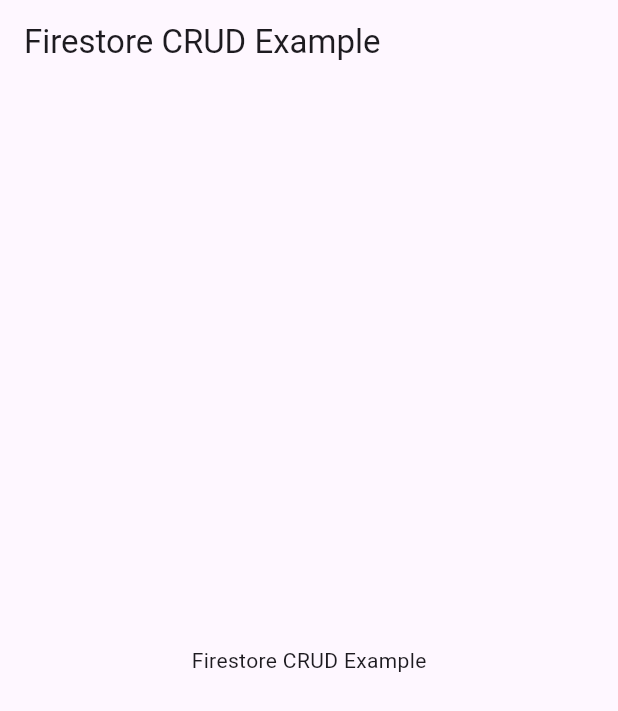
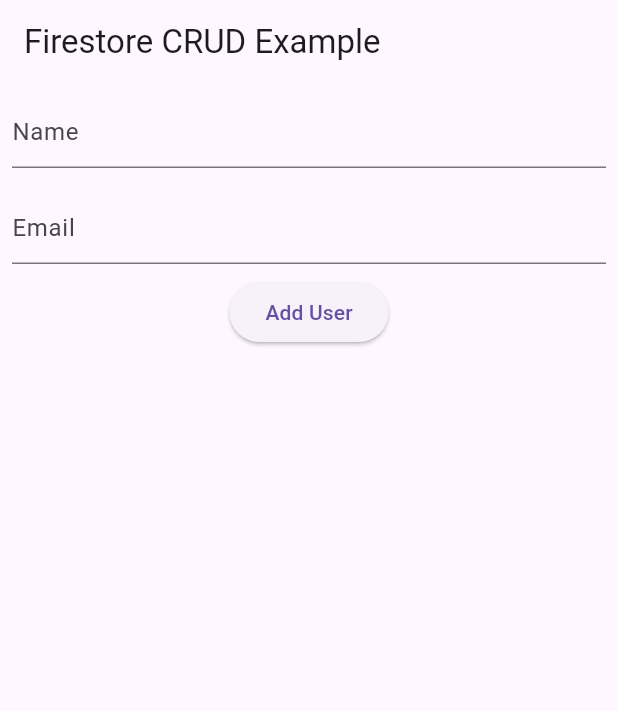
Before and after one commit to prabashwara65/Flutter-CRUD, a Flutter app: the screen it shows after launch, on a phone screen of 412 x 824 dp. Shown: the top 711 px of the screen. Run offline on Flutter 3.47's test engine with Material 3 defaults, Android fonts, the phone set to English and light mode, and no system bars; our stand-ins replace cloud_firestore, firebase_core; accounts and stored records are empty.

Commit message:
added logics

```diff
--- a/lib/main.dart
+++ b/lib/main.dart
@@ -1,12 +1,11 @@
 import 'package:flutter/material.dart';
 import 'package:firebase_core/firebase_core.dart';
-import 'firebase_options.dart'; // Import the firebase_options.dart
+import 'package:cloud_firestore/cloud_firestore.dart';
+import 'firebase_options.dart';
 
 void main() async {
   WidgetsFlutterBinding.ensureInitialized();
-  await Firebase.initializeApp(
-    options: DefaultFirebaseOptions.currentPlatform,
-  );
+  await Firebase.initializeApp(options: DefaultFirebaseOptions.currentPlatform);
   runApp(MyApp());
 }
 
@@ -14,12 +13,94 @@ class MyApp extends StatelessWidget {
   @override
   Widget build(BuildContext context) {
     return MaterialApp(
-      home: Scaffold(
-        appBar: AppBar(
-          title: Text('Firestore CRUD Example'),
-        ),
-        body: Center(child: Text('Firestore CRUD Example')),
+      home: FirestoreCRUDPage(),
+    );
+  }
+}
+
+class FirestoreCRUDPage extends StatelessWidget {
+  final TextEditingController nameController = TextEditingController();
+  final TextEditingController emailController = TextEditingController();
+
+  @override
+  Widget build(BuildContext context) {
+    return Scaffold(
+      appBar: AppBar(title: Text("Firestore CRUD Example")),
+      body: Column(
+        children: [
+          Padding(
+            padding: const EdgeInsets.all(8.0),
+            child: TextField(
+              controller: nameController,
+              decoration: InputDecoration(hintText: 'Name'),
+            ),
+          ),
+          Padding(
+            padding: const EdgeInsets.all(8.0),
+            child: TextField(
+              controller: emailController,
+              decoration: InputDecoration(hintText: 'Email'),
+            ),
+          ),
+          ElevatedButton(
+            onPressed: () {
+              addUser(nameController.text, emailController.text);
+            },
+            child: Text("Add User"),
+          ),
+          Expanded(child: UserList())
+        ],
       ),
     );
   }
+
+  Future<void> addUser(String name, String email) {
+    return FirebaseFirestore.instance.collection('users').add({
+      'name': name,
+      'email': email,
+    });
+  }
 }
+
+class UserList extends StatelessWidget {
+  @override
+  Widget build(BuildContext context) {
+    return StreamBuilder<QuerySnapshot>(
+      stream: FirebaseFirestore.instance.collection('users').snapshots(),
+      builder: (context, snapshot) {
+        if (snapshot.hasError) return Text("Error: ${snapshot.error}");
+        if (snapshot.connectionState == ConnectionState.waiting)
+          return CircularProgressIndicator();
+
+        final data = snapshot.requireData;
+
+        return ListView.builder(
+          itemCount: data.size,
+          itemBuilder: (context, index) {
+            return ListTile(
+              title: Text(data.docs[index]['name']),
+              subtitle: Text(data.docs[index]['email']),
+              trailing: Row(
+                mainAxisSize: MainAxisSize.min,
+                children: [
+                  IconButton(
+                    icon: Icon(Icons.edit),
+                    onPressed: () {
+                      // Update logic
+                    },
+                  ),
+                  IconButton(
+                    icon: Icon(Icons.delete),
+                    onPressed: () {
+                      // Delete logic
+                    },
+                  ),
+                ],
+              ),
+            );
+          },
+        );
+      },
+    );
+  }
+}
```
Also changed, not shown: 1 other file.
